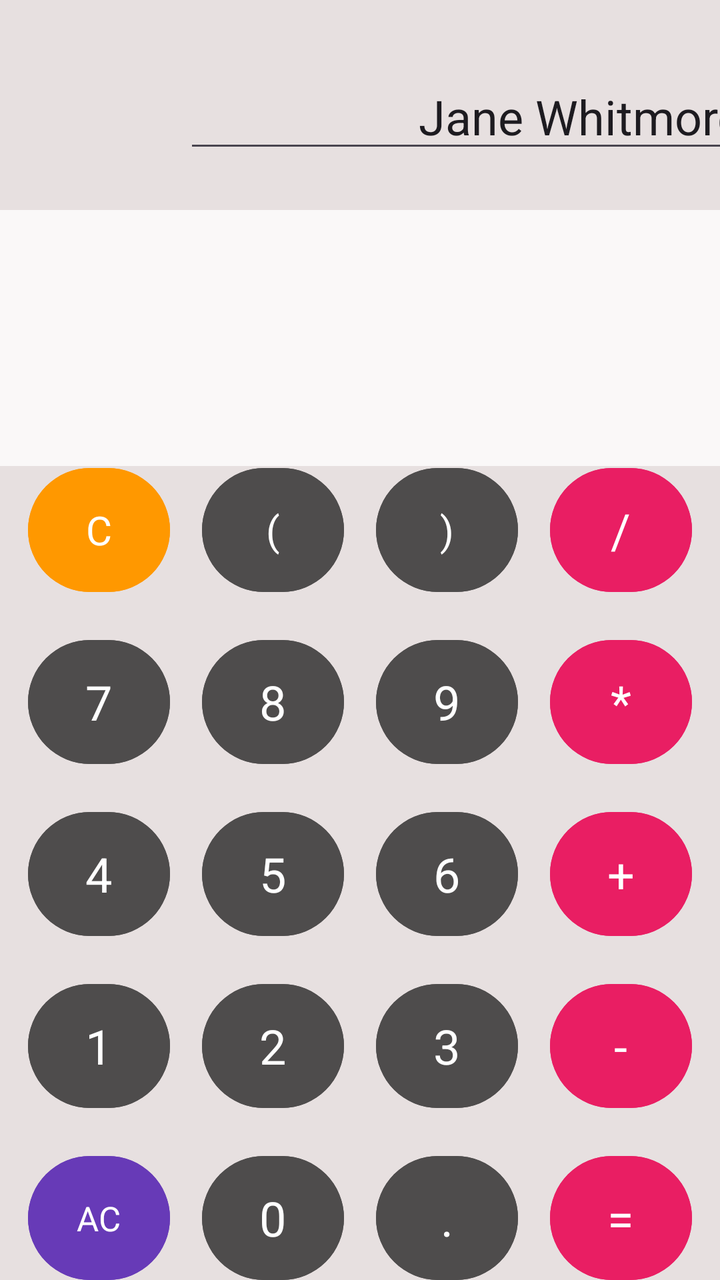
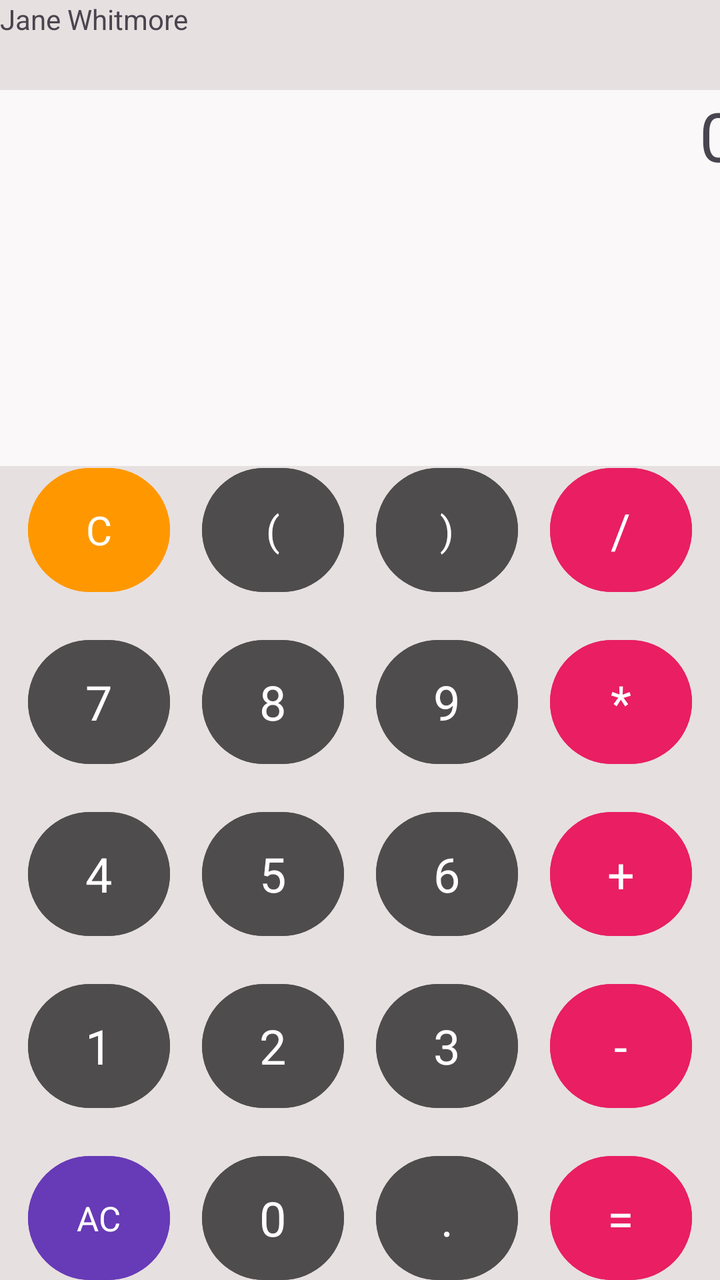

The first picture is an Android layout as it rendered before a commit; the second is the same layout after the commit. The layout source and the unified diff follow.
<!-- AndroidManifest.xml: application theme Theme.Calculator -->
<!-- res/layout/activity_main.xml -->
<?xml version="1.0" encoding="utf-8"?>
<androidx.constraintlayout.widget.ConstraintLayout xmlns:android="http://schemas.android.com/apk/res/android"
    xmlns:app="http://schemas.android.com/apk/res-auto"
    xmlns:tools="http://schemas.android.com/tools"
    android:id="@+id/main"
    android:layout_width="match_parent"
    android:layout_height="match_parent"
    android:background="#EFECEC"
    android:backgroundTint="#E7E0E0"
    tools:context=".MainActivity">

    <Button
        android:id="@+id/button6"
        android:layout_width="71dp"
        android:layout_height="70dp"
        android:layout_marginStart="8dp"
        android:layout_marginTop="8dp"
        android:layout_marginEnd="8dp"
        android:layout_marginBottom="8dp"
        android:backgroundTint="#4E4C4C"
        android:fontFamily="sans-serif"
        android:text="6"
        android:textSize="24sp"
        app:layout_constraintBottom_toTopOf="@+id/button3"
        app:layout_constraintEnd_toStartOf="@+id/buttonAdd"
        app:layout_constraintStart_toEndOf="@+id/button5"
        app:layout_constraintTop_toBottomOf="@+id/button9" />

    <Button
        android:id="@+id/buttonClear"
        android:layout_width="71dp"
        android:layout_height="70dp"
        android:layout_marginStart="32dp"
        android:layout_marginTop="32dp"
        android:layout_marginEnd="8dp"
        android:layout_marginBottom="8dp"
        android:backgroundTint="#FF9800"
        android:fontFamily="sans-serif"
        android:text="C"
        android:textSize="20sp"
        app:layout_constraintBottom_toTopOf="@+id/button7"
        app:layout_constraintEnd_toStartOf="@+id/buttonLParen"
        app:layout_constraintStart_toStartOf="parent"
        app:layout_constraintTop_toBottomOf="@id/calcView" />

    <Button
        android:id="@+id/buttonLParen"
        android:layout_width="71dp"
        android:layout_height="70dp"
        android:layout_marginStart="8dp"
        android:layout_marginTop="32dp"
        android:layout_marginEnd="8dp"
        android:layout_marginBottom="8dp"
        android:backgroundTint="#4E4C4C"
        android:fontFamily="sans-serif"
        android:text="("
        android:textSize="20sp"
        app:layout_constraintBottom_toTopOf="@+id/button8"
        app:layout_constraintEnd_toStartOf="@+id/buttonRParen"
        app:layout_constraintStart_toEndOf="@+id/buttonClear"
        app:layout_constraintTop_toBottomOf="@+id/calcView" />

    <Button
        android:id="@+id/buttonRParen"
        android:layout_width="71dp"
        android:layout_height="70dp"
        android:layout_marginStart="8dp"
        android:layout_marginTop="32dp"
        android:layout_marginEnd="8dp"
        android:layout_marginBottom="8dp"
        android:backgroundTint="#4E4C4C"
        android:fontFamily="sans-serif"
        android:text=")"
        android:textSize="20sp"
        app:layout_constraintBottom_toTopOf="@+id/button9"
        app:layout_constraintEnd_toStartOf="@+id/buttonDiv"
        app:layout_constraintStart_toEndOf="@+id/buttonLParen"
        app:layout_constraintTop_toBottomOf="@+id/calcView" />

    <Button
        android:id="@+id/buttonDiv"
        android:layout_width="71dp"
        android:layout_height="70dp"
        android:layout_marginStart="8dp"
        android:layout_marginTop="32dp"
        android:layout_marginEnd="32dp"
        android:layout_marginBottom="8dp"
        android:backgroundTint="#E91E63"
        android:fontFamily="sans-serif"
        android:text="/"
        android:textSize="24sp"
        app:layout_constraintBottom_toTopOf="@+id/buttonMult"
        app:layout_constraintEnd_toEndOf="parent"
        app:layout_constraintStart_toEndOf="@+id/buttonRParen"
        app:layout_constraintTop_toBottomOf="@+id/calcView" />

    <Button
        android:id="@+id/buttonMult"
        android:layout_width="71dp"
        android:layout_height="70dp"
        android:layout_marginStart="8dp"
        android:layout_marginTop="8dp"
        android:layout_marginEnd="32dp"
        android:layout_marginBottom="8dp"
        android:backgroundTint="#E91E63"
        android:fontFamily="sans-serif"
        android:text="*"
        android:textSize="24sp"
        app:layout_constraintBottom_toTopOf="@+id/buttonAdd"
        app:layout_constraintEnd_toEndOf="parent"
        app:layout_constraintStart_toEndOf="@+id/button9"
        app:layout_constraintTop_toBottomOf="@+id/buttonDiv" />

    <Button
        android:id="@+id/button9"
        android:layout_width="71dp"
        android:layout_height="70dp"
        android:layout_marginStart="8dp"
        android:layout_marginTop="8dp"
        android:layout_marginEnd="8dp"
        android:layout_marginBottom="8dp"
        android:backgroundTint="#4E4C4C"
        android:fontFamily="sans-serif"
        android:text="9"
        android:textSize="24sp"
        app:layout_constraintBottom_toTopOf="@+id/button6"
        app:layout_constraintEnd_toStartOf="@+id/buttonMult"
        app:layout_constraintStart_toEndOf="@id/button8"
        app:layout_constraintTop_toBottomOf="@+id/buttonRParen" />

    <Button
        android:id="@+id/button8"
        android:layout_width="71dp"
        android:layout_height="70dp"
        android:layout_marginStart="8dp"
        android:layout_marginTop="8dp"
        android:layout_marginEnd="8dp"
        android:layout_marginBottom="8dp"
        android:backgroundTint="#4E4C4C"
        android:fontFamily="sans-serif"
        android:text="8"
        android:textSize="24sp"
        app:layout_constraintBottom_toTopOf="@+id/button5"
        app:layout_constraintEnd_toStartOf="@+id/button9"
        app:layout_constraintStart_toEndOf="@id/button7"
        app:layout_constraintTop_toBottomOf="@id/buttonLParen" />

    <Button
        android:id="@+id/button7"
        android:layout_width="71dp"
        android:layout_height="70dp"
        android:layout_marginStart="32dp"
        android:layout_marginTop="8dp"
        android:layout_marginEnd="8dp"
        android:layout_marginBottom="8dp"
        android:backgroundTint="#4E4C4C"
        android:fontFamily="sans-serif"
        android:text="7"
        android:textSize="24sp"
        app:layout_constraintBottom_toTopOf="@+id/button4"
        app:layout_constraintEnd_toStartOf="@+id/button8"
        app:layout_constraintStart_toStartOf="parent"
        app:layout_constraintTop_toBottomOf="@+id/buttonClear" />

    <Button
        android:id="@+id/button4"
        android:layout_width="71dp"
        android:layout_height="70dp"
        android:layout_marginStart="32dp"
        android:layout_marginTop="8dp"
        android:layout_marginEnd="8dp"
        android:layout_marginBottom="8dp"
        android:backgroundTint="#4E4C4C"
        android:fontFamily="sans-serif"
        android:text="4"
        android:textSize="24sp"
        app:layout_constraintBottom_toTopOf="@+id/button1"
        app:layout_constraintEnd_toStartOf="@+id/button5"
        app:layout_constraintStart_toStartOf="parent"
        app:layout_constraintTop_toBottomOf="@+id/button7" />

    <Button
        android:id="@+id/button5"
        android:layout_width="71dp"
        android:layout_height="70dp"
        android:layout_marginStart="8dp"
        android:layout_marginTop="8dp"
        android:layout_marginEnd="8dp"
        android:layout_marginBottom="8dp"
        android:backgroundTint="#4E4C4C"
        android:fontFamily="sans-serif"
        android:text="5"
        android:textSize="24sp"
        app:layout_constraintBottom_toTopOf="@+id/button2"
        app:layout_constraintEnd_toStartOf="@+id/button6"
        app:layout_constraintStart_toEndOf="@+id/button4"
        app:layout_constraintTop_toBottomOf="@+id/button8" />

    <Button
        android:id="@+id/buttonSub"
        android:layout_width="71dp"
        android:layout_height="70dp"
        android:layout_marginStart="8dp"
        android:layout_marginTop="8dp"
        android:layout_marginEnd="32dp"
        android:layout_marginBottom="8dp"
        android:backgroundTint="#E91E63"
        android:fontFamily="sans-serif"
        android:text="-"
        android:textSize="24sp"
        app:layout_constraintBottom_toTopOf="@+id/buttonEqu"
        app:layout_constraintEnd_toEndOf="parent"
        app:layout_constraintHorizontal_bias="1.0"
        app:layout_constraintStart_toEndOf="@+id/button3"
        app:layout_constraintTop_toBottomOf="@+id/buttonAdd" />

    <Button
        android:id="@+id/button3"
        android:layout_width="71dp"
        android:layout_height="70dp"
        android:layout_marginStart="8dp"
        android:layout_marginTop="8dp"
        android:layout_marginEnd="8dp"
        android:layout_marginBottom="8dp"
        android:backgroundTint="#4E4C4C"
        android:fontFamily="sans-serif"
        android:text="3"
        android:textSize="24sp"
        app:layout_constraintBottom_toTopOf="@+id/buttonDeci"
        app:layout_constraintEnd_toStartOf="@+id/buttonSub"
        app:layout_constraintStart_toEndOf="@id/button2"
        app:layout_constraintTop_toBottomOf="@+id/button6" />

    <Button
        android:id="@+id/button2"
        android:layout_width="71dp"
        android:layout_height="70dp"
        android:layout_marginStart="8dp"
        android:layout_marginTop="8dp"
        android:layout_marginEnd="8dp"
        android:layout_marginBottom="8dp"
        android:backgroundTint="#4E4C4C"
        android:fontFamily="sans-serif"
        android:text="2"
        android:textSize="24sp"
        app:layout_constraintBottom_toTopOf="@+id/button0"
        app:layout_constraintEnd_toStartOf="@+id/button3"
        app:layout_constraintStart_toEndOf="@+id/button1"
        app:layout_constraintTop_toBottomOf="@id/button5" />

    <Button
        android:id="@+id/button1"
        android:layout_width="71dp"
        android:layout_height="70dp"
        android:layout_marginStart="32dp"
        android:layout_marginTop="8dp"
        android:layout_marginEnd="8dp"
        android:layout_marginBottom="8dp"
        android:backgroundTint="#4E4C4C"
        android:fontFamily="sans-serif"
        android:text="1"
        android:textSize="24sp"
        app:layout_constraintBottom_toTopOf="@+id/buttonAllClear"
        app:layout_constraintEnd_toStartOf="@+id/button2"
        app:layout_constraintStart_toStartOf="parent"
        app:layout_constraintTop_toBottomOf="@+id/button4" />

    <Button
        android:id="@+id/buttonAllClear"
        android:layout_width="71dp"
        android:layout_height="70dp"
        android:layout_marginStart="32dp"
        android:layout_marginTop="8dp"
        android:layout_marginEnd="8dp"
        android:layout_marginBottom="31dp"
        android:backgroundTint="#673AB7"
        android:fontFamily="sans-serif"
        android:text="AC"
        android:textSize="17sp"
        app:layout_constraintBottom_toBottomOf="parent"
        app:layout_constraintEnd_toStartOf="@+id/button0"
        app:layout_constraintStart_toStartOf="parent"
        app:layout_constraintTop_toBottomOf="@+id/button1" />

    <Button
        android:id="@+id/button0"
        android:layout_width="71dp"
        android:layout_height="70dp"
        android:layout_marginStart="8dp"
        android:layout_marginTop="8dp"
        android:layout_marginEnd="8dp"
        android:layout_marginBottom="31dp"
        android:backgroundTint="#4E4C4C"
        android:fontFamily="sans-serif"
        android:text="0"
        android:textSize="24sp"
        app:layout_constraintBottom_toBottomOf="parent"
        app:layout_constraintEnd_toStartOf="@+id/buttonDeci"
        app:layout_constraintStart_toEndOf="@+id/buttonAllClear"
        app:layout_constraintTop_toBottomOf="@+id/button2" />

    <Button
        android:id="@+id/buttonDeci"
        android:layout_width="71dp"
        android:layout_height="70dp"
        android:layout_marginStart="8dp"
        android:layout_marginTop="8dp"
        android:layout_marginEnd="8dp"
        android:layout_marginBottom="31dp"
        android:backgroundTint="#4E4C4C"
        android:fontFamily="sans-serif"
        android:text="."
        android:textSize="24sp"
        app:layout_constraintBottom_toBottomOf="parent"
        app:layout_constraintEnd_toStartOf="@+id/buttonEqu"
        app:layout_constraintStart_toEndOf="@+id/button0"
        app:layout_constraintTop_toBottomOf="@+id/button3" />

    <Button
        android:id="@+id/buttonEqu"
        android:layout_width="71dp"
        android:layout_height="70dp"
        android:layout_marginStart="8dp"
        android:layout_marginTop="8dp"
        android:layout_marginEnd="32dp"
        android:layout_marginBottom="31dp"
        android:backgroundTint="#E91E63"
        android:fontFamily="sans-serif"
        android:text="="
        android:textSize="24sp"
        app:layout_constraintBottom_toBottomOf="parent"
        app:layout_constraintEnd_toEndOf="parent"
        app:layout_constraintStart_toEndOf="@+id/buttonDeci"
        app:layout_constraintTop_toBottomOf="@+id/buttonSub" />

    <Button
        android:id="@+id/buttonAdd"
        android:layout_width="71dp"
        android:layout_height="70dp"
        android:layout_marginStart="8dp"
        android:layout_marginTop="8dp"
        android:layout_marginEnd="32dp"
        android:layout_marginBottom="8dp"
        android:backgroundTint="#E91E63"
        android:fontFamily="sans-serif"
        android:text="+"
        android:textSize="24sp"
        app:layout_constraintBottom_toTopOf="@+id/buttonSub"
        app:layout_constraintEnd_toEndOf="parent"
        app:layout_constraintStart_toEndOf="@+id/button6"
        app:layout_constraintTop_toBottomOf="@+id/buttonMult" />

    <TextView
        android:id="@+id/calcView"
        android:layout_width="0dp"
        android:layout_height="128dp"
        android:background="#FAF8F8"
        android:textAlignment="viewEnd"
        android:textAllCaps="false"
        android:textDirection="firstStrong"
        android:textSize="60sp"
        app:layout_constraintBottom_toBottomOf="parent"
        app:layout_constraintEnd_toEndOf="parent"
        app:layout_constraintStart_toStartOf="parent"
        app:layout_constraintTop_toTopOf="parent"
        app:layout_constraintVertical_bias="0.205" />

    <EditText
        android:id="@+id/editTextText"
        android:layout_width="wrap_content"
        android:layout_height="wrap_content"
        android:layout_marginStart="211dp"
        android:layout_marginTop="32dp"
        android:layout_marginEnd="15dp"
        android:layout_marginBottom="30dp"
        android:ems="10"
        android:inputType="text"
        android:text="Jane Whitmore"
        android:textAlignment="viewEnd"
        android:textSize="24sp"
        app:layout_constraintBottom_toTopOf="@+id/calcView"
        app:layout_constraintEnd_toEndOf="parent"
        app:layout_constraintHorizontal_bias="0.797"
        app:layout_constraintStart_toStartOf="parent"
        app:layout_constraintTop_toTopOf="parent"
        app:layout_constraintVertical_bias="0.0" />

</androidx.constraintlayout.widget.ConstraintLayout>
<!-- resources referenced by this layout -->
<resources>
  <style name="Theme.Calculator" parent="Base.Theme.Calculator" />
  <style name="Base.Theme.Calculator" parent="Theme.Material3.DayNight.NoActionBar">
          
          
      </style>
</resources>

<!-- the commit's change to res/layout/activity_main.xml (unified diff, before → after) -->
@@ -365,24 +365,30 @@
         app:layout_constraintTop_toTopOf="parent"
         app:layout_constraintVertical_bias="0.205" />
 
-    <EditText
-        android:id="@+id/editTextText"
-        android:layout_width="wrap_content"
-        android:layout_height="wrap_content"
-        android:layout_marginStart="211dp"
-        android:layout_marginTop="32dp"
-        android:layout_marginEnd="15dp"
-        android:layout_marginBottom="30dp"
+    <TextView
+        android:id="@+id/solutionText"
+        android:layout_width="410dp"
+        android:layout_height="60dp"
+        android:layout_marginTop="32dp"
+        android:background="#FAF8F8"
         android:ems="10"
         android:inputType="text"
+        android:text="0"
+        android:textAlignment="viewEnd"
+        android:textSize="34sp"
+        app:layout_constraintBottom_toTopOf="@+id/calcView"
+        app:layout_constraintEnd_toEndOf="parent"
+        app:layout_constraintHorizontal_bias="0.838"
+        app:layout_constraintStart_toStartOf="parent"
+        app:layout_constraintTop_toTopOf="parent"
+        app:layout_constraintVertical_bias="1.0" />
+
+    <TextView
+        android:id="@+id/textView"
+        android:layout_width="154dp"
+        android:layout_height="32dp"
         android:text="Jane Whitmore"
-        android:textAlignment="viewEnd"
-        android:textSize="24sp"
-        app:layout_constraintBottom_toTopOf="@+id/calcView"
-        app:layout_constraintEnd_toEndOf="parent"
-        app:layout_constraintHorizontal_bias="0.797"
-        app:layout_constraintStart_toStartOf="parent"
-        app:layout_constraintTop_toTopOf="parent"
-        app:layout_constraintVertical_bias="0.0" />
+        tools:layout_editor_absoluteX="241dp"
+        tools:layout_editor_absoluteY="16dp" />
 
 </androidx.constraintlayout.widget.ConstraintLayout>
